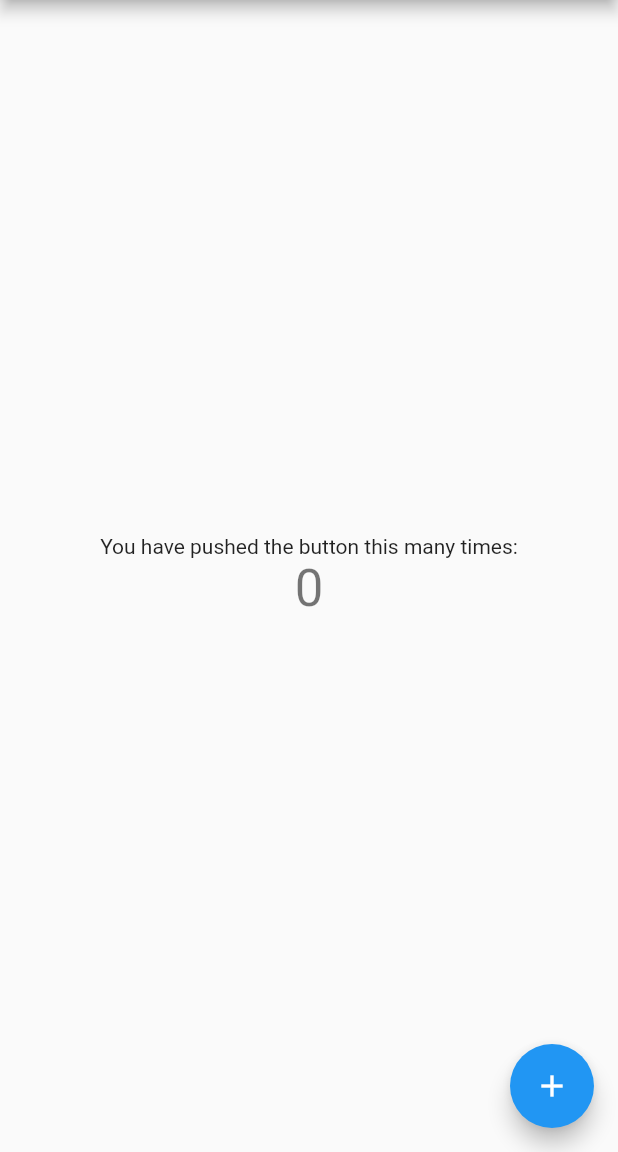
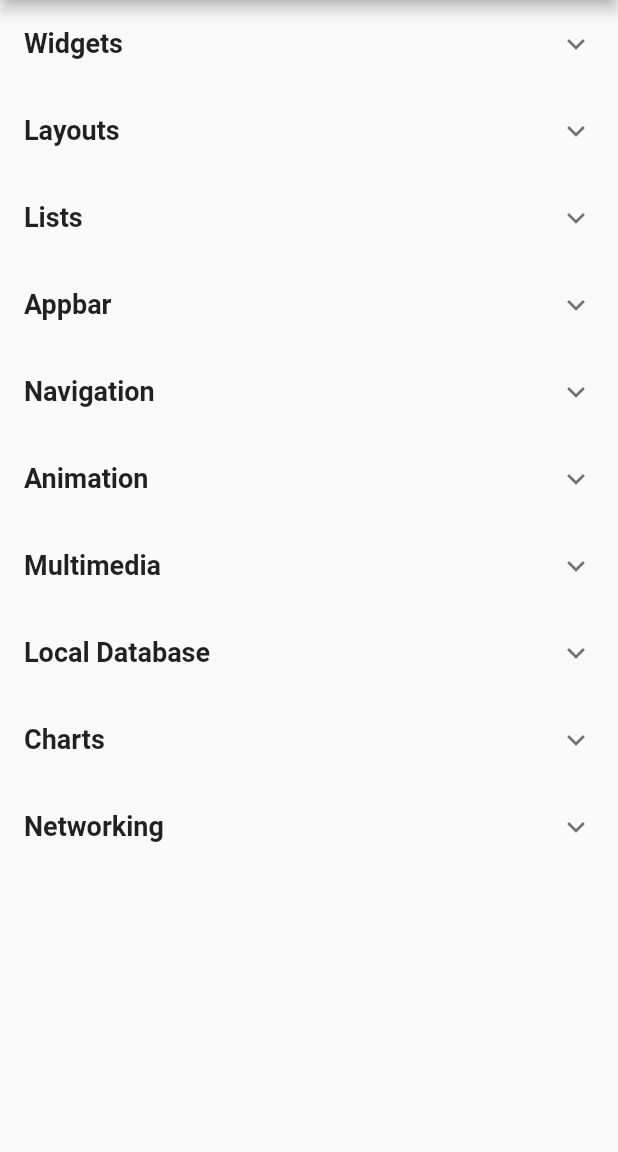
Before and after one commit to thiha-soehtet/learn_flutter, a Flutter app: the screen it shows after launch, on a phone screen of 412 x 824 dp, the part 84-1236 px from its top. Run offline on Flutter 3.47's test engine with Material 2 defaults, Android fonts, the phone set to English and light mode, and no system bars.

Commit message:
add lists

```diff
--- a/flutter_catelog/lib/main.dart
+++ b/flutter_catelog/lib/main.dart
@@ -50,68 +50,233 @@ class MyHomePage extends StatefulWidget {
 }
 
 class _MyHomePageState extends State<MyHomePage> {
-  int _counter = 0;
 
-  void _incrementCounter() {
-    setState(() {
-      // This call to setState tells the Flutter framework that something has
-      // changed in this State, which causes it to rerun the build method below
-      // so that the display can reflect the updated values. If we changed
-      // _counter without calling setState(), then the build method would not be
-      // called again, and so nothing would appear to happen.
-      _counter++;
-    });
-  }
 
   @override
   Widget build(BuildContext context) {
-    // This method is rerun every time setState is called, for instance as done
-    // by the _incrementCounter method above.
-    //
-    // The Flutter framework has been optimized to make rerunning build methods
-    // fast, so that you can just rebuild anything that needs updating rather
-    // than having to individually change instances of widgets.
+
     return Scaffold(
       appBar: AppBar(
         // Here we take the value from the MyHomePage object that was created by
         // the App.build method, and use it to set our appbar title.
         title: Text(widget.title),
       ),
-      body: Center(
-        // Center is a layout widget. It takes a single child and positions it
-        // in the middle of the parent.
+      body: Container(
         child: Column(
-          // Column is also a layout widget. It takes a list of children and
-          // arranges them vertically. By default, it sizes itself to fit its
-          // children horizontally, and tries to be as tall as its parent.
-          //
-          // Invoke "debug painting" (press "p" in the console, choose the
-          // "Toggle Debug Paint" action from the Flutter Inspector in Android
-          // Studio, or the "Toggle Debug Paint" command in Visual Studio Code)
-          // to see the wireframe for each widget.
-          //
-          // Column has various properties to control how it sizes itself and
-          // how it positions its children. Here we use mainAxisAlignment to
-          // center the children vertically; the main axis here is the vertical
-          // axis because Columns are vertical (the cross axis would be
-          // horizontal).
-          mainAxisAlignment: MainAxisAlignment.center,
           children: <Widget>[
-            Text(
-              'You have pushed the button this many times:',
+            ExpansionTile(
+              title: Text(
+                "Widgets",
+                style: TextStyle(
+                    fontSize: 18.0,
+                    fontWeight: FontWeight.bold
+                ),
+              ),
+              children: <Widget>[
+                ListTile(
+                  title: Text(
+                      'Text'
+                  ),
+                ),
+                ListTile(
+                  title: Text(
+                      'Text Field'
+                  ),
+                )
+              ],
             ),
-            Text(
-              '$_counter',
-              style: Theme.of(context).textTheme.headline4,
+            ExpansionTile(
+              title: Text(
+                "Layouts",
+                style: TextStyle(
+                    fontSize: 18.0,
+                    fontWeight: FontWeight.bold
+                ),
+              ),
+              children: <Widget>[
+                ListTile(
+                  title: Text(
+                      'Text'
+                  ),
+                ),
+                ListTile(
+                  title: Text(
+                      'Text Field'
+                  ),
+                )
+              ],
+            ),
+            ExpansionTile(
+              title: Text(
+                "Lists",
+                style: TextStyle(
+                    fontSize: 18.0,
+                    fontWeight: FontWeight.bold
+                ),
+              ),
+              children: <Widget>[
+                ListTile(
+                  title: Text(
+                      'Text'
+                  ),
+                ),
+                ListTile(
+                  title: Text(
+                      'Text Field'
+                  ),
+                )
+              ],
+            ),
+            ExpansionTile(
+              title: Text(
+                "Appbar",
+                style: TextStyle(
+                    fontSize: 18.0,
+                    fontWeight: FontWeight.bold
+                ),
+              ),
+              children: <Widget>[
+                ListTile(
+                  title: Text(
+                      'Text'
+                  ),
+                ),
+                ListTile(
+                  title: Text(
+                      'Text Field'
+                  ),
+                )
+              ],
+            ),
+            ExpansionTile(
+              title: Text(
+                "Navigation",
+                style: TextStyle(
+                    fontSize: 18.0,
+                    fontWeight: FontWeight.bold
+                ),
+              ),
+              children: <Widget>[
+                ListTile(
+                  title: Text(
+                      'Text'
+                  ),
+                ),
+                ListTile(
+                  title: Text(
+                      'Text Field'
+                  ),
+                )
+              ],
+            ),
+            ExpansionTile(
+              title: Text(
+                "Animation",
+                style: TextStyle(
+                    fontSize: 18.0,
+                    fontWeight: FontWeight.bold
+                ),
+              ),
+              children: <Widget>[
+                ListTile(
+                  title: Text(
+                      'Text'
+                  ),
+                ),
+                ListTile(
+                  title: Text(
+                      'Text Field'
+                  ),
+                )
+              ],
+            ),
+            ExpansionTile(
+              title: Text(
+                "Multimedia",
+                style: TextStyle(
+                    fontSize: 18.0,
+                    fontWeight: FontWeight.bold
+                ),
+              ),
+              children: <Widget>[
+                ListTile(
+                  title: Text(
+                      'Text'
+                  ),
+                ),
+                ListTile(
+                  title: Text(
+                      'Text Field'
+                  ),
+                )
+              ],
+            ),
+            ExpansionTile(
+              title: Text(
+                "Local Database",
+                style: TextStyle(
+                    fontSize: 18.0,
+                    fontWeight: FontWeight.bold
+                ),
+              ),
+              children: <Widget>[
+                ListTile(
+                  title: Text(
+                      'Text'
+                  ),
+                ),
+                ListTile(
+                  title: Text(
+                      'Text Field'
+                  ),
+                )
+              ],
+            ),
+            ExpansionTile(
+              title: Text(
+                "Charts",
+                style: TextStyle(
+                    fontSize: 18.0,
+                    fontWeight: FontWeight.bold
+                ),
+              ),
+              children: <Widget>[
+                ListTile(
+                  title: Text(
+                      'Text'
+                  ),
+                ),
+                ListTile(
+                  title: Text(
+                      'Text Field'
+                  ),
+                )
+              ],
+            ),
+            ExpansionTile(
+              title: Text(
+                "Networking",
+                style: TextStyle(
+                    fontSize: 18.0,
+                    fontWeight: FontWeight.bold
+                ),
+              ),
+              children: <Widget>[
+                ListTile(
+                  title: Text(
+                      'Text'
+                  ),
+                ),
+                ListTile(
+                  title: Text(
+                      'Text Field'
+                  ),
+                )
+              ],
             ),
           ],
         ),
-      ),
-      floatingActionButton: FloatingActionButton(
-        onPressed: _incrementCounter,
-        tooltip: 'Increment',
-        child: Icon(Icons.add),
-      ), // This trailing comma makes auto-formatting nicer for build methods.
+      )
     );
   }
 }
```
